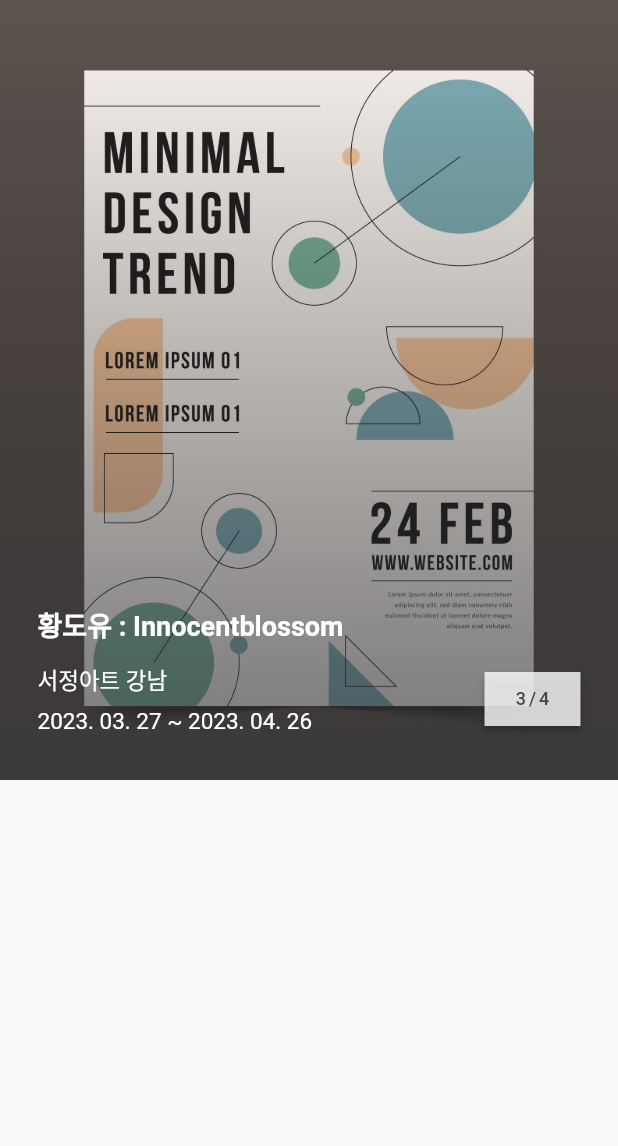
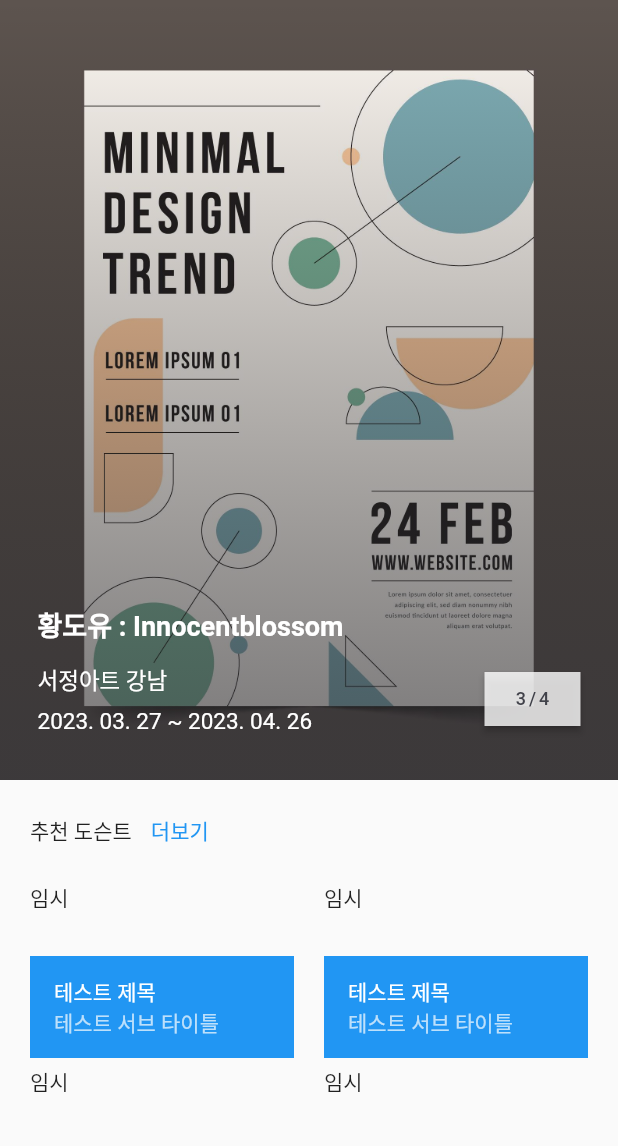
Before and after one commit to bigdaditor/liscent, a Flutter app: the Home screen opened by its route, swiped to page 3, on a phone screen of 412 x 824 dp, the part 90-1236 px from its top. Run offline on Flutter 3.47's test engine with Material 2 defaults, Android fonts, the phone set to English and light mode, and no system bars.

Commit message:
Home 화면 Gridview 생성

```diff
--- a/lib/main.dart
+++ b/lib/main.dart
@@ -521,7 +521,8 @@ class _HomeState extends State<Home> {
                           )
                         ]);
                       },
-                    )),
+                    )
+                ),
                 Positioned(
                   bottom: 30,
                   right: 25,
@@ -545,6 +546,46 @@ class _HomeState extends State<Home> {
               ],
             ),
           ),
-        ]));
+          Expanded(
+            child: Column(
+              children: [
+                Container(
+                  padding: EdgeInsets.fromLTRB(20, 10, 20, 5),
+                  child: Row(
+                    children: [
+                      Text('추천 도슨트'),
+                      TextButton(onPressed: () {}, child: Text('더보기'))
+                    ],
+                  ),
+                ),
+                Expanded(
+                    child: Container(
+                      padding: EdgeInsets.fromLTRB(20, 5, 20, 10),
+                      child: GridView.builder(
+                          gridDelegate: SliverGridDelegateWithFixedCrossAxisCount(
+                            crossAxisCount: 2,
+                            mainAxisSpacing: 5,
+                            crossAxisSpacing: 20,
+                            childAspectRatio: 3/2,
+                          ),
+                          itemCount: 4,
+                          itemBuilder: (BuildContext context, int index){
+                            return GridTile(
+                              footer: GridTileBar(
+                                backgroundColor: Colors.blue,
+                                title: Text('테스트 제목'),
+                                subtitle: Text('테스트 서브 타이틀'),
+                              ),
+                              child: Text('임시'),
+                            );
+                          }),
+                    ),
+                ),
+              ],
+            )
+          ),
+
+        ])
+    );
   }
 }
```
Also changed, not shown: pubspec.lock (added).
